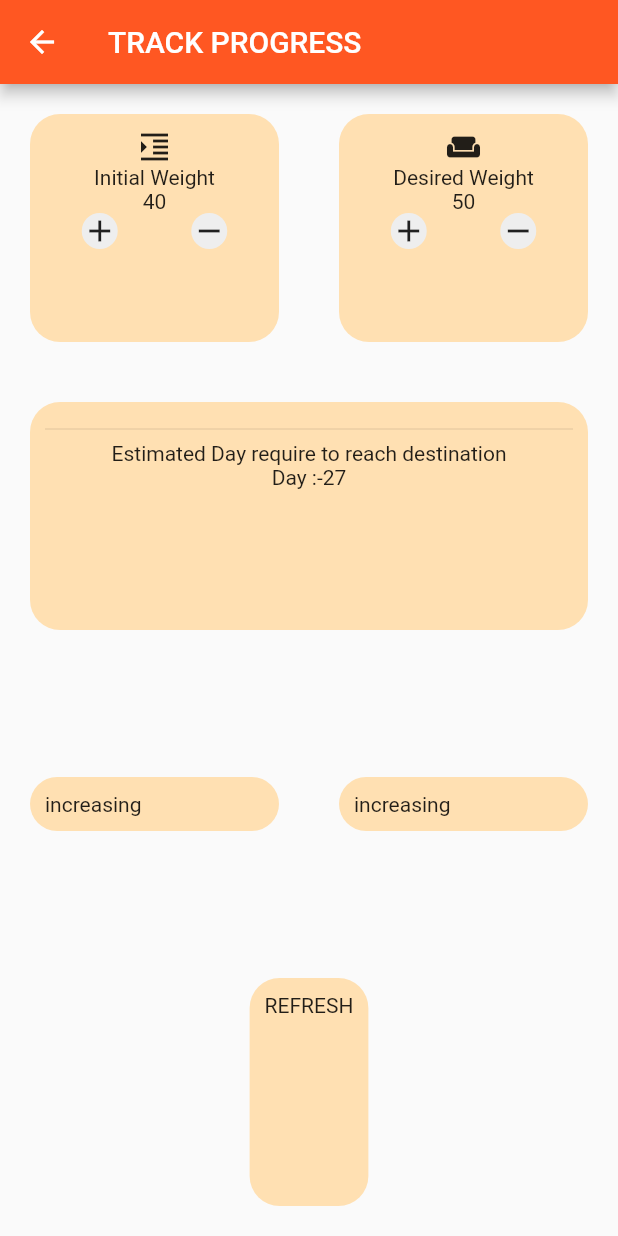
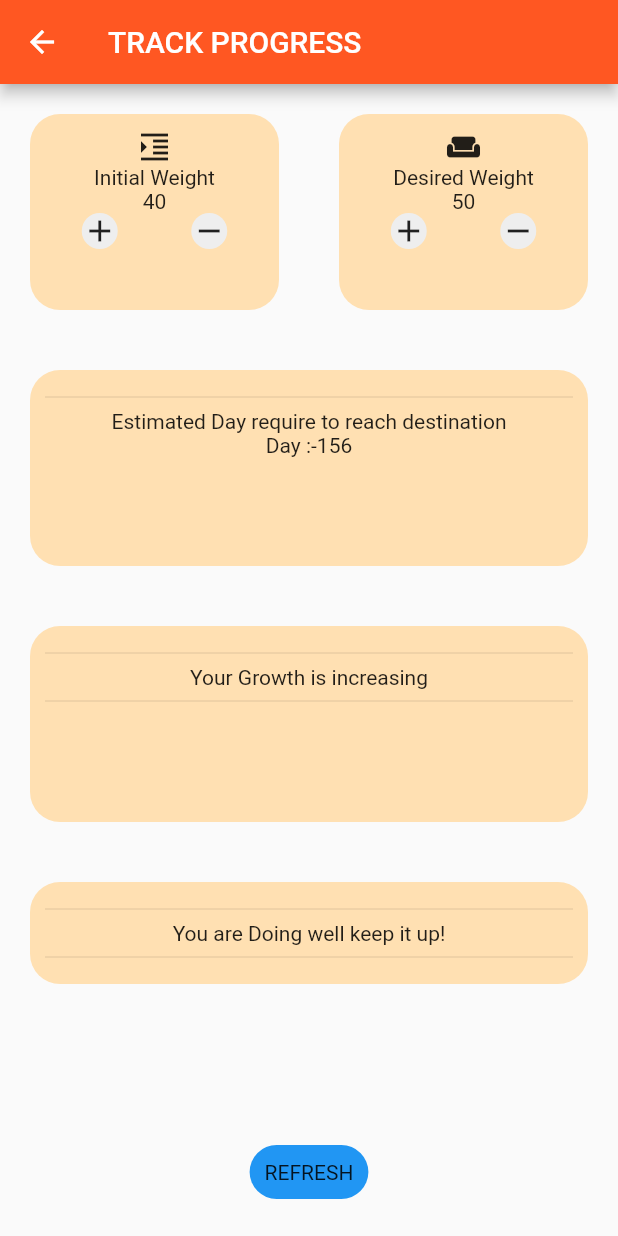
Before and after one commit to singhalpranav22/health_bloom, a Flutter app: the Profileuser screen opened directly, after a tap on the "add" icon, after a tap on the "remove" icon, after a tap on "REFRESH", on a phone screen of 412 x 824 dp. Run offline on Flutter 3.47's test engine with Material 2 defaults, Android fonts, the phone set to English and light mode, and no system bars; our stand-ins replace cloud_firestore, file_picker, firebase_auth, firebase_core, firebase_storage, fl_chart and 4 more; missing offline and left inert: clipboard, firebase_ml_vision; accounts and stored records are empty.

Commit message:
some more functionality

```diff
--- a/lib/raj/Profile.dart
+++ b/lib/raj/Profile.dart
@@ -13,29 +13,35 @@ class _ProfileuserState extends State<Profileuser> {
   int desiredmass=50;
   int Tcalories=0;
   int total=0;
-  int day=27;
+  int day=0;
+  int temp;
   User user;
   CollectionReference userRef;
   Widget dayy=Text('Day :-');
   progressCal(){
-    int temp=(desiredmass-startmass)*7720;
+    temp=(desiredmass-startmass)*7720;
     temp=temp+Tcalories;
     if(temp<0){
       temp=temp*(-1);
     }
     day=27;
-    while(temp<0){
+    print(temp);
+    while(temp>0){
       day++;
-      temp=temp-200;
+      temp=temp-600;
     }
     setState(() {
       dayy=Text('Day :-'+day.toString());
     });
+    // print(Tcalories);
     print(temp);
-    print(Tcalories);
-    print(startmass);
-    print(desiredmass);
-    print(day);
+    temp++;
+    print(temp);
+    temp++;
+    print(temp);
+    // print(startmass);
+    // print(desiredmass);
+    // print(day);
   }
 
   getUser(){
@@ -86,7 +92,9 @@ class _ProfileuserState extends State<Profileuser> {
       body: Container(
         child:Column(
           children: [
-            Expanded(child: Row(
+            Expanded(
+                flex: 2,
+                child: Row(
               children: [
                 Expanded(child: Container(
                   margin: EdgeInsets.all(20),
@@ -133,7 +141,8 @@ class _ProfileuserState extends State<Profileuser> {
                     ],
                   ),
                 )),
-                Expanded(child: Container(
+                Expanded(
+                    child: Container(
                   margin: EdgeInsets.all(20),
                   padding: EdgeInsets.all(10),
                   decoration: boxdeco(),
@@ -181,7 +190,9 @@ class _ProfileuserState extends State<Profileuser> {
               ],
             )
             ),
-            Expanded(child: Container(
+            Expanded(
+                flex: 2,
+                child: Container(
               margin: EdgeInsets.all(20),
               padding: EdgeInsets.all(10),
               decoration: boxdeco(),
@@ -193,31 +204,48 @@ class _ProfileuserState extends State<Profileuser> {
                 ],
               )
             )),
-            Expanded(child: Row(
-              children: [
-                Expanded(child: Container(
+            Expanded(
+                flex: 2,child: Container(
               margin: EdgeInsets.all(20),
               padding: EdgeInsets.all(10),
               decoration: boxdeco(),
-                  child: Text('increasing'),
+              child: Column(
+                children: [
+                  Divider(),
+                  Text('Your Growth is increasing'),
+                  Divider(),
+                ],
+              ),
             )),
-                Expanded(child: Container(
+            Expanded(flex: 2,child: Column(
+              children: [
+                Container(
                   margin: EdgeInsets.all(20),
                   padding: EdgeInsets.all(10),
                   decoration: boxdeco(),
-                  child: Text('increasing'),
+                  child: Column(
+                    children: [
+                      Divider(),
+                      Text('You are Doing well keep it up!'),
+                      Divider(),
+                    ],
+                  ),
+                ),
+              ],
             )),
-              ],
-            )
-            ),
             Expanded(child: GestureDetector(
               onTap: getData,
+              child: Center(
                 child: Container(
                   margin: EdgeInsets.all(20),
                   padding: EdgeInsets.all(10),
-                decoration: boxdeco(),
+                  decoration: BoxDecoration(
+                    borderRadius: BorderRadius.circular(20.0),
+                    color: Colors.blue,
+                  ),
                   child: Text('REFRESH'),
                   // child: Text('your progress is goood'),
+                ),
               ),
             )),
 
--- a/lib/raj/dailyhealthstatus.dart
+++ b/lib/raj/dailyhealthstatus.dart
@@ -49,6 +49,15 @@ class _HealthdailyStatusState extends State<HealthdailyStatus> {
                       ),
                       child: Column(
                         children: [
+                          Text(document['date'].toDate().day.toString()+'-'+document['date'].toDate().month.toString()+'-'+document['date'].toDate().year.toString()
+
+                            +'      '+document['date'].toDate().hour.toString()+' : '+document['date'].toDate().minute.toString()+' : '+document['date'].toDate().second.toString()
+
+                          ,style: TextStyle(
+                              fontWeight: FontWeight.w900,
+                              color: Colors.deepOrange
+                            ),
+                          ),
                           Text('Calories -> '+document['calories'].toString()),
                           Text('Calories Intake-> '+document['cintake'].toString()),
                           Text('Sleep Hour -> '+document['sleep'].toString()),
--- a/lib/raj/home.dart
+++ b/lib/raj/home.dart
@@ -32,6 +32,7 @@ class _RHomeState extends State<RHome> {
         .get();
     // if (!documentSnapshot.exists) {
       users.doc(user.uid).collection('daily').doc().set({
+        "date":DateTime.now(),
         "walk":walk,
         "calories":calories,
         "sleep": sleep,
@@ -57,6 +58,9 @@ class _RHomeState extends State<RHome> {
     });
   }
   setData()async{
+    await userRef.doc(user.uid).set({
+      "Tcs":0,
+    });
     await userRef.doc(user.uid).update({
       "Tcalories":Tcalories,
     });
@@ -157,7 +161,7 @@ class _RHomeState extends State<RHome> {
                             GestureDetector(
                                 onTap: (){
                                   setState(() {
-                                    cintake=cintake+100;
+                                    cintake=cintake-100;
                                   });
                                 },
                                 child: Container(
@@ -448,7 +452,7 @@ class _RHomeState extends State<RHome> {
         backgroundColor: MyColor.secondary,
         onPressed: (){
           addDailyHealthRecord();
-          Tcalories=cintake-sleep*46+calories;
+          Tcalories=cintake-sleep*46-calories+Tcalories;
           setData();
         },
         child: Icon(
```
Also changed, not shown: pubspec.lock. Lines whose indentation alone changed are shown as unchanged.
